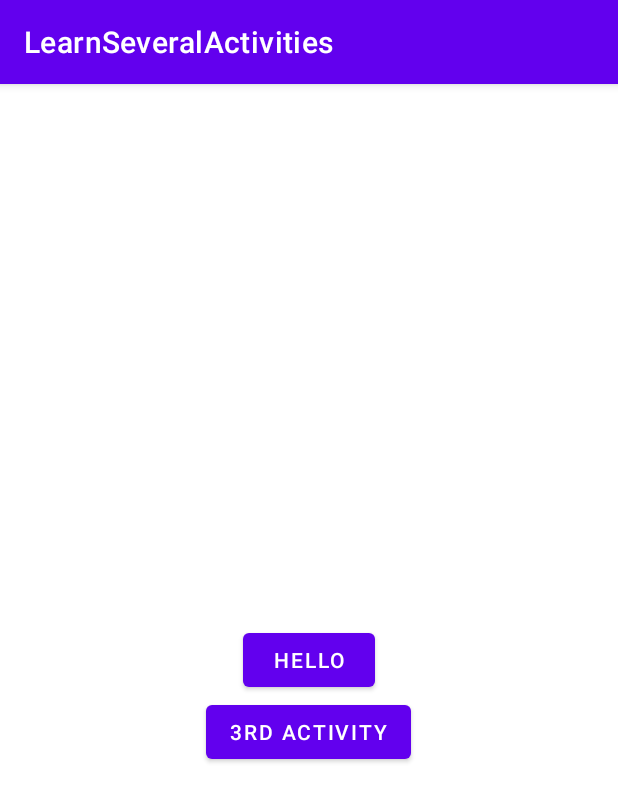
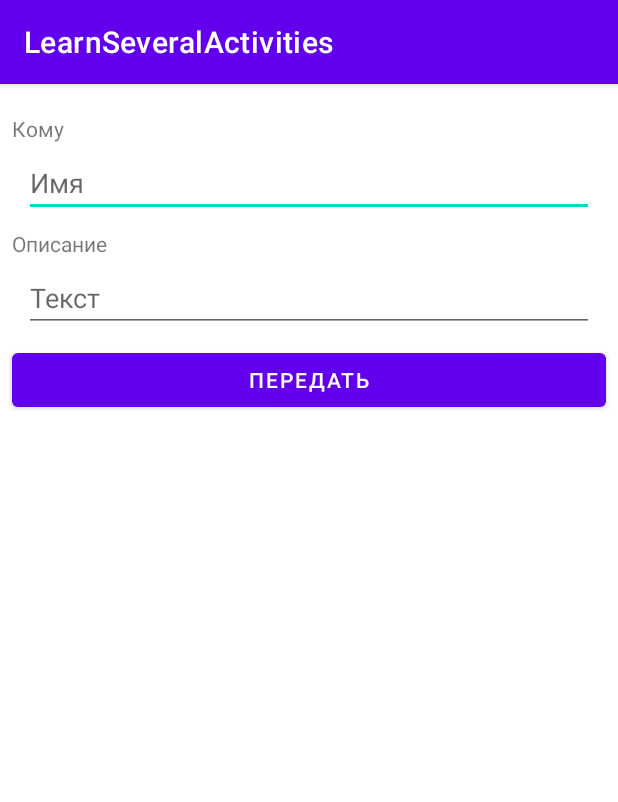
Before and after one commit to PavkaBrika/LearnSeveralActivities, an Android app: the screen it shows after launch (MainActivity), on a phone screen of 412 x 824 dp. Shown: the top 802 px of the screen. Run offline under Robolectric (Android 15) with nearby library versions, the phone set to English and light mode, and no system bars.

Commit message:
Learn to transfer information between activities

```diff
--- a/app/src/main/java/com/example/learnseveralactivities/AboutActivity.java
+++ b/app/src/main/java/com/example/learnseveralactivities/AboutActivity.java
@@ -1,6 +1,7 @@
 package com.example.learnseveralactivities;
 
 import android.os.Bundle;
+import android.widget.TextView;
 
 import androidx.appcompat.app.AppCompatActivity;
 
@@ -10,5 +11,12 @@ public class AboutActivity extends AppCompatActivity {
     protected void onCreate(Bundle savedInstanceState) {
         super.onCreate(savedInstanceState);
         setContentView(R.layout.activity_about);
+
+        TextView textView = (TextView) findViewById(R.id.textview_about_content);
+
+        String user = "Жывотное";
+        String gift = "дырку от бублика";
+
+        textView.setText(user + ", вам передали " + gift);
     }
 }
--- a/app/src/main/java/com/example/learnseveralactivities/MainActivity.java
+++ b/app/src/main/java/com/example/learnseveralactivities/MainActivity.java
@@ -24,14 +24,5 @@ public class MainActivity extends AppCompatActivity {
             }
         });
 
-        Button btn = (Button) findViewById(R.id.btn2);
-
-        btn.setOnClickListener(new View.OnClickListener() {
-            @Override
-            public void onClick(View view) {
-                Intent intent = new Intent(MainActivity.this, BitrhdayActivity.class);
-                startActivity(intent);
-            }
-        });
     }
 }
--- a/app/src/main/res/layout/activity_about.xml
+++ b/app/src/main/res/layout/activity_about.xml
@@ -7,6 +7,6 @@
         android:id="@+id/textview_about_content"
         android:layout_width="wrap_content"
         android:layout_height="wrap_content"
-        android:text="@string/about_text"/>
+        android:layout_margin="20dp"/>
 
 </ScrollView>
--- a/app/src/main/res/layout/activity_main.xml
+++ b/app/src/main/res/layout/activity_main.xml
@@ -1,25 +1,50 @@
 <?xml version="1.0" encoding="utf-8"?>
-<RelativeLayout xmlns:android="http://schemas.android.com/apk/res/android"
+<LinearLayout xmlns:android="http://schemas.android.com/apk/res/android"
     xmlns:app="http://schemas.android.com/apk/res-auto"
     xmlns:tools="http://schemas.android.com/tools"
     android:layout_width="match_parent"
     android:layout_height="match_parent"
+    android:orientation="vertical"
     tools:context=".MainActivity">
+
+    <TextView
+        android:layout_width="wrap_content"
+        android:layout_height="wrap_content"
+        android:text="Кому"
+        android:layout_marginTop="20dp"
+        android:layout_marginLeft="8dp"
+        android:layout_marginBottom="4dp"/>
+
+    <EditText
+        android:layout_width="match_parent"
+        android:layout_height="wrap_content"
+        android:layout_marginLeft="16dp"
+        android:layout_marginRight="16dp"
+        android:hint="Имя" />
+
+    <TextView
+        android:layout_width="wrap_content"
+        android:layout_height="wrap_content"
+        android:text="Описание"
+        android:layout_marginTop="8dp"
+        android:layout_marginLeft="8dp"
+        android:layout_marginBottom="4dp"/>
+
+    <EditText
+        android:layout_width="match_parent"
+        android:layout_height="wrap_content"
+        android:layout_marginLeft="16dp"
+        android:layout_marginRight="16dp"
+        android:hint="Текст" />
 
     <Button
         android:id="@+id/btn"
-        android:layout_width="wrap_content"
+        android:layout_width="match_parent"
         android:layout_height="wrap_content"
-        android:text="Hello"
-        android:layout_centerHorizontal="true"
-        android:layout_centerVertical="true"/>
+        android:layout_margin="8dp"
+        android:text="Передать" />
 
-    <Button
-        android:id="@+id/btn2"
-        android:layout_width="wrap_content"
-        android:layout_height="wrap_content"
-        android:text="3rd activity"
-        android:layout_below="@id/btn"
-        android:layout_centerHorizontal="true"/>
 
-</RelativeLayout>
+
+
+</LinearLayout>
--- a/app/src/main/res/values/strings.xml
+++ b/app/src/main/res/values/strings.xml
@@ -1,11 +1,5 @@
 <resources>
     <string name="app_name">LearnSeveralActivities</string>
-    <string name="about_text">У лукоморья дуб зелёный;\n
-    Златая цепь на дубе том:\n
-    И днём и ночью <b>кот учёный</b>\n
-    Всё ходит по цепи кругом;\n
-    Идёт <b>направо</b> - песнь заводит,\n
-    <b>Налево</b> - сказку говорит.</string>
     <string name="about_title">О программе</string>
     <string name="brithday_title">С днем рождения!</string>
 </resources>
```
